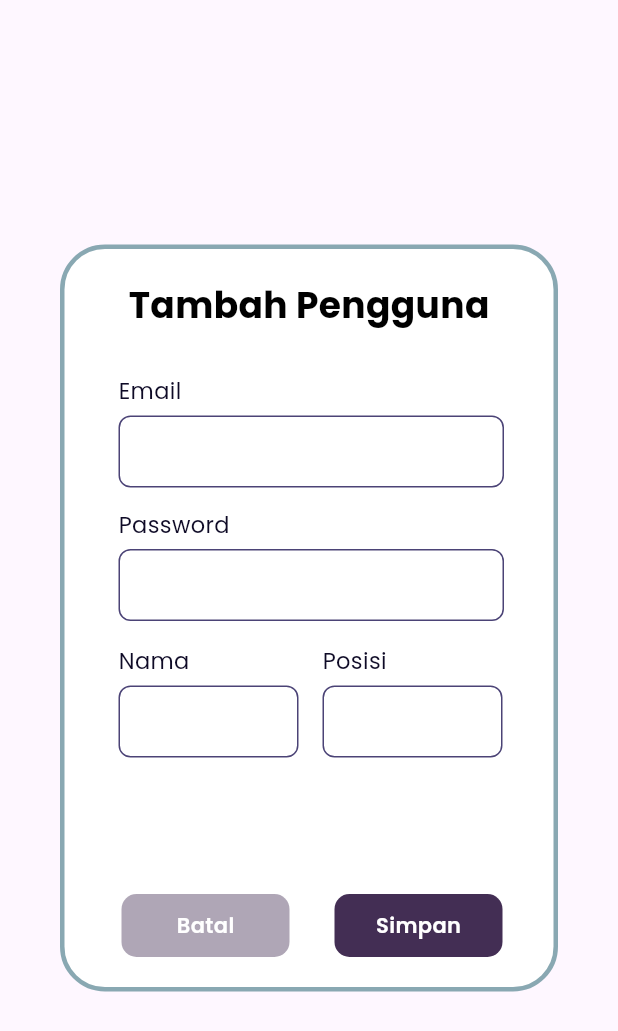
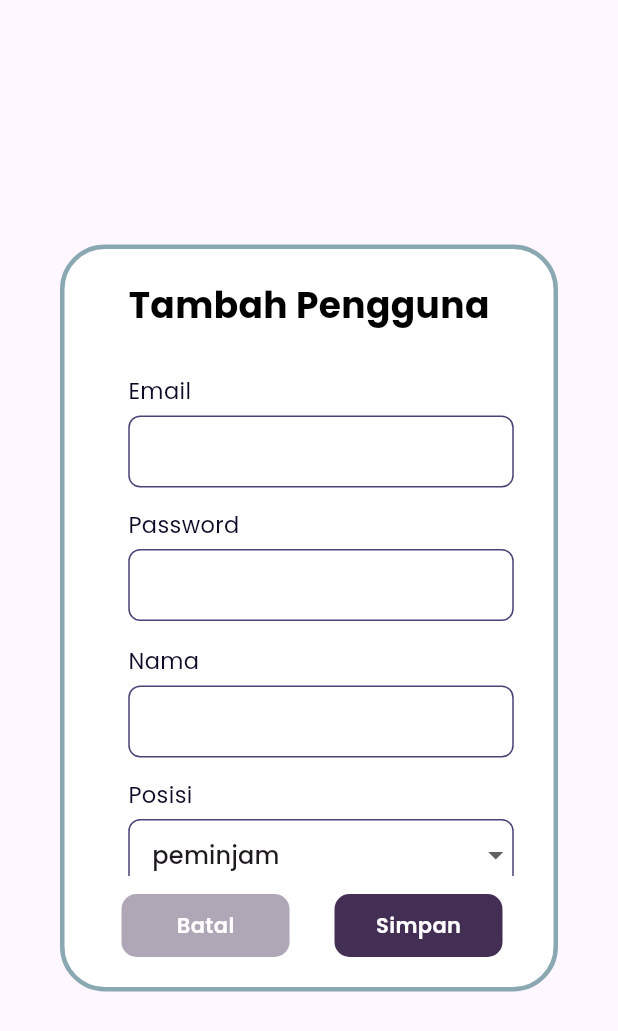
Before and after one commit to marseliaevita/brantaspinjam, a Flutter app: the UserAddEdit widget shown alone on an empty page, opened directly, on a phone screen of 412 x 824 dp. Shown: the top 1031 px of the screen. Run offline on Flutter 3.47's test engine with Material 3 defaults, Android fonts, the phone set to English and light mode, and no system bars; our stand-ins replace google_fonts, image_picker, supabase_flutter; accounts and stored records are empty; network calls fail.

Commit message:
CRUD User

```diff
--- a/lib/screen/admin/user/user_add_edit.dart
+++ b/lib/screen/admin/user/user_add_edit.dart
@@ -22,13 +22,10 @@
   @override
   void initState() {
     super.initState();
-    emailController =
-        TextEditingController(text: widget.user?['email'] ?? '');
+    emailController = TextEditingController(text: widget.user?['email'] ?? '');
     passwordController = TextEditingController();
-    nameController =
-        TextEditingController(text: widget.user?['name'] ?? '');
-    roleController =
-        TextEditingController(text: widget.user?['role'] ?? '');
+    nameController = TextEditingController(text: widget.user?['name'] ?? '');
+    roleController = TextEditingController(text: widget.user?['role'] ?? '');
   }
 
   Future<void> _submit() async {
@@ -50,13 +47,15 @@
         );
       }
 
+      if (mounted) {
         Navigator.pop(context, true);
+      }
     } catch (e) {
       showDialog(
         context: context,
         builder: (_) => ConfirmActionPopup(
-          title: 'Error',
-          message: e.toString(),
+          title: 'Gagal',
+          message: e.toString().replaceAll('Exception:', ''),
           confirmText: 'OK',
           onConfirm: () => Navigator.pop(context),
         ),
@@ -78,17 +77,11 @@
         child: Padding(
           padding: const EdgeInsets.only(left: 16),
           child: Column(
-
             crossAxisAlignment: CrossAxisAlignment.start,
             children: [
-
-            /// ADD
               if (!isEdit) ...[
                 _label('Email'),
-              _textField(
-                width: 257,
-                controller: emailController,
-              ),
+                _textField(width: 257, controller: emailController),
                 const SizedBox(height: 14),
 
                 _label('Password'),
@@ -98,56 +91,55 @@
                   obscureText: true,
                 ),
                 const SizedBox(height: 16),
-
-              Row(
-                crossAxisAlignment: CrossAxisAlignment.start,
-                children: [
-                  Column(
-                    crossAxisAlignment: CrossAxisAlignment.start,
-                    children: [
-                      _label('Nama'),
-                      _textField(
-                        width: 120,
-                        controller: nameController,
-                      ),
-                    ],
-                  ),
-                  const SizedBox(width: 16),
-                  Column(
-                    crossAxisAlignment: CrossAxisAlignment.start,
-                    children: [
-                      _label('Posisi'),
-                      _textField(
-                        width: 120,
-                        controller: roleController,
-                      ),
-                    ],
-                  ),
-                ],
-              ),
               ],
 
-            /// EDIT
-            if (isEdit) ...[
               _label('Nama'),
-              _textField(
-                width: 257,
-                controller: nameController,
-              ),
+              _textField(width: 257, controller: nameController),
               const SizedBox(height: 14),
 
               _label('Posisi'),
-              _textField(
+              SizedBox(
                 width: 257,
-                controller: roleController,
+                height: 48,
+                child: DropdownButtonFormField<String>(
+                  value: roleController.text.isEmpty
+                      ? 'peminjam'
+                      : roleController.text,
+                  decoration: InputDecoration(
+                    contentPadding: const EdgeInsets.symmetric(horizontal: 12),
+                    enabledBorder: OutlineInputBorder(
+                      borderRadius: BorderRadius.circular(8),
+                      borderSide: const BorderSide(
+                        color: Color(0xFF4B4376),
+                        width: 1,
                       ),
-            ],
+                    ),
+                    focusedBorder: OutlineInputBorder(
+                      borderRadius: BorderRadius.circular(8),
+                      borderSide: const BorderSide(
+                        color: Color(0xFF4B4376),
+                        width: 1.5,
+                      ),
+                    ),
+                  ),
+                  items: ['admin', 'petugas', 'peminjam'].map((String value) {
+                    return DropdownMenuItem<String>(
+                      value: value,
+                      child: Text(value),
+                    );
+                  }).toList(),
+                  onChanged: (newValue) {
+                    setState(() {
+                      roleController.text = newValue!;
+                    });
+                  },
+                ),
+              ),
             ],
           ),
         ),
       ),
     );
-  }
   }
 
   // WIDGET
@@ -166,17 +158,17 @@
         enabled: enabled,
         obscureText: obscureText,
         decoration: InputDecoration(
-        contentPadding:
-            const EdgeInsets.symmetric(horizontal: 12, vertical: 14),
+          contentPadding: const EdgeInsets.symmetric(
+            horizontal: 12,
+            vertical: 14,
+          ),
           enabledBorder: OutlineInputBorder(
             borderRadius: BorderRadius.circular(8),
-          borderSide:
-              const BorderSide(color: Color(0xFF4B4376), width: 1),
+            borderSide: const BorderSide(color: Color(0xFF4B4376), width: 1),
           ),
           focusedBorder: OutlineInputBorder(
             borderRadius: BorderRadius.circular(8),
-          borderSide:
-              const BorderSide(color: Color(0xFF4B4376), width: 1.5),
+            borderSide: const BorderSide(color: Color(0xFF4B4376), width: 1.5),
           ),
         ),
       ),
@@ -188,10 +180,8 @@
       padding: const EdgeInsets.only(bottom: 6),
       child: Text(
         text,
-      style: const TextStyle(
-        fontSize: 15,
-        color: Color(0xFF0E0A26),
-      ),
+        style: const TextStyle(fontSize: 15, color: Color(0xFF0E0A26)),
       ),
     );
   }
+}
```
Also changed, not shown: lib/screen/admin/user/user_screen.dart (+41 -9 lines), lib/services/user_service.dart (+7 -3 lines), lib/widgets/card_user.dart (+16 -17 lines). Lines whose indentation alone changed are shown as unchanged.
